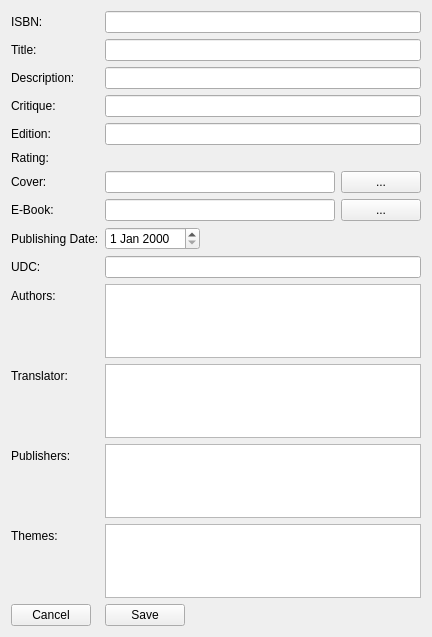
jgastal/plivros, file src/gui/UI/BookForm.ui: the form before one commit.
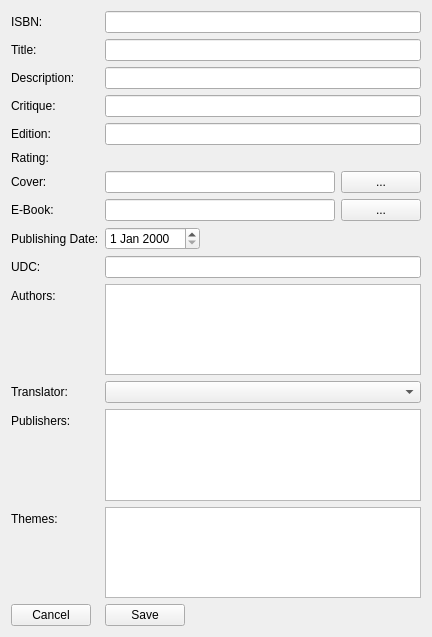
The form after the commit. Custom widgets are drawn as their Qt base class.

Commit message: Implements form for editing books.

The edit to the form file:
```diff
--- a/src/gui/UI/BookForm.ui
+++ b/src/gui/UI/BookForm.ui
@@ -167,13 +167,6 @@
      </property>
     </widget>
    </item>
-   <item row="12" column="1">
-    <widget class="QListWidget" name="translatorListWidget">
-     <property name="selectionMode">
-      <enum>QAbstractItemView::SingleSelection</enum>
-     </property>
-    </widget>
-   </item>
    <item row="13" column="0">
     <widget class="QLabel" name="publishersLabel">
      <property name="text">
@@ -223,6 +216,16 @@
      </property>
     </widget>
    </item>
+   <item row="12" column="1">
+    <widget class="QComboBox" name="translatorComboBox">
+     <property name="sizePolicy">
+      <sizepolicy hsizetype="Expanding" vsizetype="Fixed">
+       <horstretch>0</horstretch>
+       <verstretch>0</verstretch>
+      </sizepolicy>
+     </property>
+    </widget>
+   </item>
   </layout>
  </widget>
  <customwidgets>
```
Left out of the diff: 5 changed lines with no effect on the pictures. The commit also changes 6 other files.
